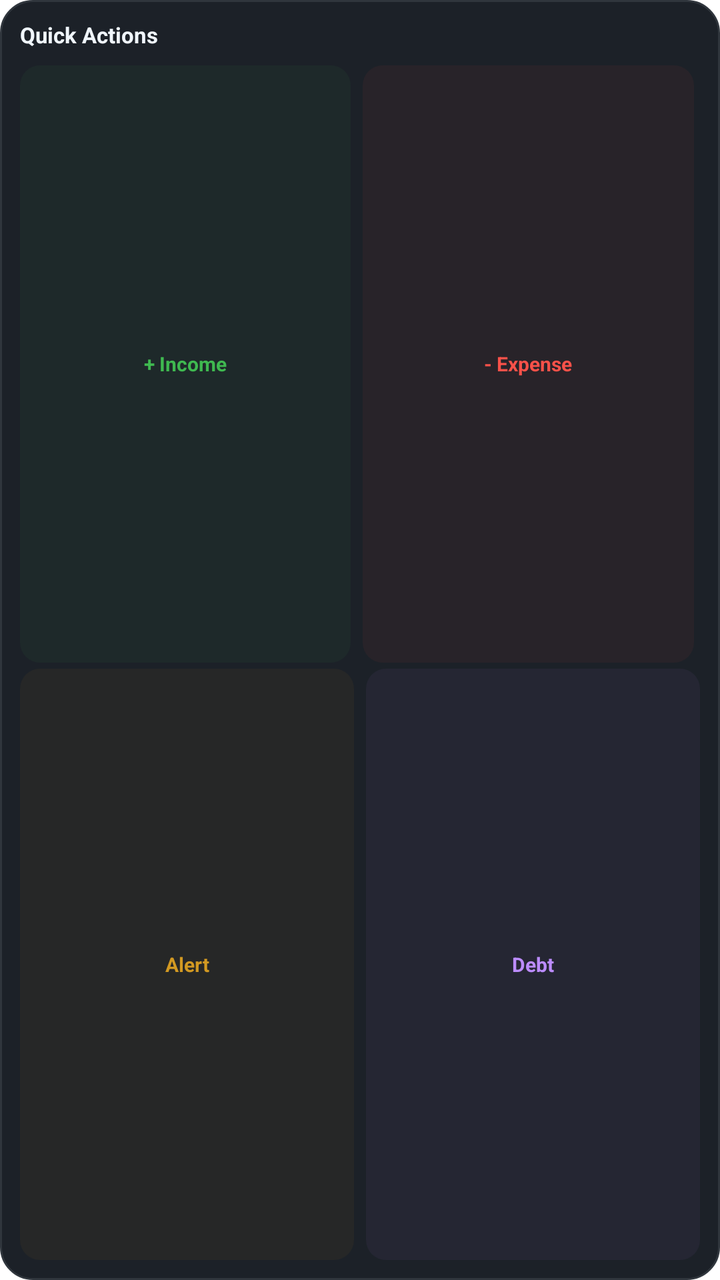
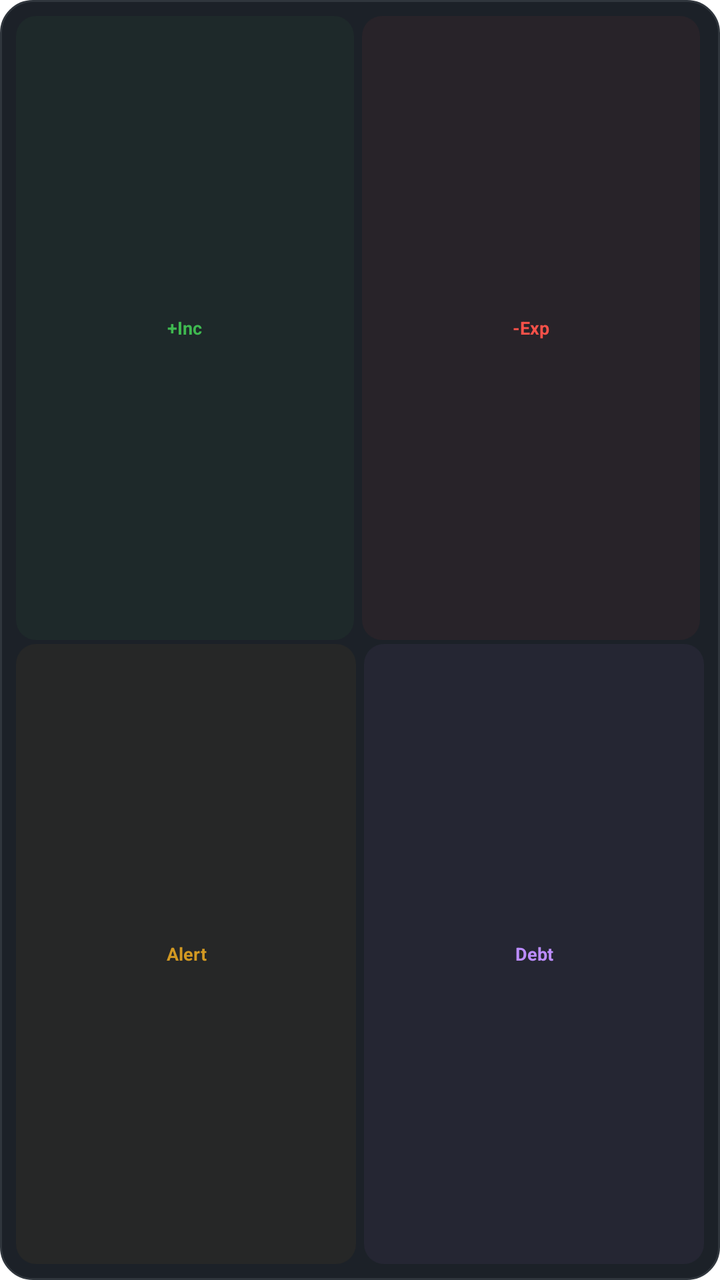

An Android layout rendered at two revisions. The XML below is the earlier revision; the diff shows what the commit changed to produce the second picture.
<!-- AndroidManifest.xml: fallback theme Theme.MaterialComponents.DayNight.NoActionBar -->
<!-- res/layout/widget_quick_actions.xml -->
<?xml version="1.0" encoding="utf-8"?>
<LinearLayout xmlns:android="http://schemas.android.com/apk/res/android"
    android:layout_width="match_parent"
    android:layout_height="match_parent"
    android:orientation="vertical"
    android:padding="10dp"
    android:background="@drawable/widget_background">

    <TextView
        android:layout_width="match_parent"
        android:layout_height="wrap_content"
        android:text="Quick Actions"
        android:textColor="#F0F6FC"
        android:textSize="11sp"
        android:textStyle="bold"
        android:layout_marginBottom="8dp" />

    <LinearLayout
        android:layout_width="match_parent"
        android:layout_height="0dp"
        android:layout_weight="1"
        android:orientation="horizontal">

        <TextView
            android:id="@+id/btn_add_income"
            android:layout_width="0dp"
            android:layout_height="match_parent"
            android:layout_weight="1"
            android:layout_marginEnd="3dp"
            android:background="@drawable/widget_chip_green"
            android:padding="6dp"
            android:text="+ Income"
            android:textColor="#3FB950"
            android:textSize="10sp"
            android:textStyle="bold"
            android:gravity="center" />

        <TextView
            android:id="@+id/btn_add_expense"
            android:layout_width="0dp"
            android:layout_height="match_parent"
            android:layout_weight="1"
            android:layout_marginStart="3dp"
            android:layout_marginEnd="3dp"
            android:background="@drawable/widget_chip_red"
            android:padding="6dp"
            android:text="- Expense"
            android:textColor="#F85149"
            android:textSize="10sp"
            android:textStyle="bold"
            android:gravity="center" />
    </LinearLayout>

    <LinearLayout
        android:layout_width="match_parent"
        android:layout_height="0dp"
        android:layout_weight="1"
        android:orientation="horizontal">

        <TextView
            android:id="@+id/btn_add_alert"
            android:layout_width="0dp"
            android:layout_height="match_parent"
            android:layout_weight="1"
            android:layout_marginEnd="3dp"
            android:layout_marginTop="3dp"
            android:background="@drawable/widget_chip_orange"
            android:padding="6dp"
            android:text="Alert"
            android:textColor="#D29922"
            android:textSize="10sp"
            android:textStyle="bold"
            android:gravity="center" />

        <TextView
            android:id="@+id/btn_add_debt"
            android:layout_width="0dp"
            android:layout_height="match_parent"
            android:layout_weight="1"
            android:layout_marginStart="3dp"
            android:layout_marginTop="3dp"
            android:background="@drawable/widget_chip_purple"
            android:padding="6dp"
            android:text="Debt"
            android:textColor="#BC8CFF"
            android:textSize="10sp"
            android:textStyle="bold"
            android:gravity="center" />
    </LinearLayout>

</LinearLayout>
<!-- resources referenced by this layout -->
<resources>
  <!-- drawable widget_background (drawable) -->
  <?xml version="1.0" encoding="utf-8"?>
  <shape xmlns:android="http://schemas.android.com/apk/res/android"
      android:shape="rectangle">
      <solid android:color="#1C2128" />
      <corners android:radius="16dp" />
      <stroke android:width="1dp" android:color="#30363D" />
  </shape>
  <!-- drawable widget_chip_green (drawable) -->
  <?xml version="1.0" encoding="utf-8"?>
  <shape xmlns:android="http://schemas.android.com/apk/res/android" android:shape="rectangle">
      <solid android:color="#0D3FB950" />
      <corners android:radius="10dp" />
  </shape>
  <!-- drawable widget_chip_orange (drawable) -->
  <?xml version="1.0" encoding="utf-8"?>
  <shape xmlns:android="http://schemas.android.com/apk/res/android" android:shape="rectangle">
      <solid android:color="#0DD29922" />
      <corners android:radius="10dp" />
  </shape>
  <!-- drawable widget_chip_purple (drawable) -->
  <?xml version="1.0" encoding="utf-8"?>
  <shape xmlns:android="http://schemas.android.com/apk/res/android" android:shape="rectangle">
      <solid android:color="#0DBC8CFF" />
      <corners android:radius="10dp" />
  </shape>
  <!-- drawable widget_chip_red (drawable) -->
  <?xml version="1.0" encoding="utf-8"?>
  <shape xmlns:android="http://schemas.android.com/apk/res/android" android:shape="rectangle">
      <solid android:color="#0DF85149" />
      <corners android:radius="10dp" />
  </shape>
</resources>

<!-- the commit's change to res/layout/widget_quick_actions.xml (unified diff, before → after) -->
@@ -3,17 +3,8 @@
     android:layout_width="match_parent"
     android:layout_height="match_parent"
     android:orientation="vertical"
-    android:padding="10dp"
+    android:padding="8dp"
     android:background="@drawable/widget_background">
-
-    <TextView
-        android:layout_width="match_parent"
-        android:layout_height="wrap_content"
-        android:text="Quick Actions"
-        android:textColor="#F0F6FC"
-        android:textSize="11sp"
-        android:textStyle="bold"
-        android:layout_marginBottom="8dp" />
 
     <LinearLayout
         android:layout_width="match_parent"
@@ -26,12 +17,12 @@
             android:layout_width="0dp"
             android:layout_height="match_parent"
             android:layout_weight="1"
-            android:layout_marginEnd="3dp"
+            android:layout_marginEnd="2dp"
             android:background="@drawable/widget_chip_green"
-            android:padding="6dp"
-            android:text="+ Income"
+            android:padding="4dp"
+            android:text="+Inc"
             android:textColor="#3FB950"
-            android:textSize="10sp"
+            android:textSize="9sp"
             android:textStyle="bold"
             android:gravity="center" />
 
@@ -40,13 +31,13 @@
             android:layout_width="0dp"
             android:layout_height="match_parent"
             android:layout_weight="1"
-            android:layout_marginStart="3dp"
-            android:layout_marginEnd="3dp"
+            android:layout_marginStart="2dp"
+            android:layout_marginEnd="2dp"
             android:background="@drawable/widget_chip_red"
-            android:padding="6dp"
-            android:text="- Expense"
+            android:padding="4dp"
+            android:text="-Exp"
             android:textColor="#F85149"
-            android:textSize="10sp"
+            android:textSize="9sp"
             android:textStyle="bold"
             android:gravity="center" />
     </LinearLayout>
@@ -62,13 +53,13 @@
             android:layout_width="0dp"
             android:layout_height="match_parent"
             android:layout_weight="1"
-            android:layout_marginEnd="3dp"
-            android:layout_marginTop="3dp"
+            android:layout_marginEnd="2dp"
+            android:layout_marginTop="2dp"
             android:background="@drawable/widget_chip_orange"
-            android:padding="6dp"
+            android:padding="4dp"
             android:text="Alert"
             android:textColor="#D29922"
-            android:textSize="10sp"
+            android:textSize="9sp"
             android:textStyle="bold"
             android:gravity="center" />
 
@@ -77,13 +68,13 @@
             android:layout_width="0dp"
             android:layout_height="match_parent"
             android:layout_weight="1"
-            android:layout_marginStart="3dp"
-            android:layout_marginTop="3dp"
+            android:layout_marginStart="2dp"
+            android:layout_marginTop="2dp"
             android:background="@drawable/widget_chip_purple"
-            android:padding="6dp"
+            android:padding="4dp"
             android:text="Debt"
             android:textColor="#BC8CFF"
-            android:textSize="10sp"
+            android:textSize="9sp"
             android:textStyle="bold"
             android:gravity="center" />
     </LinearLayout>
